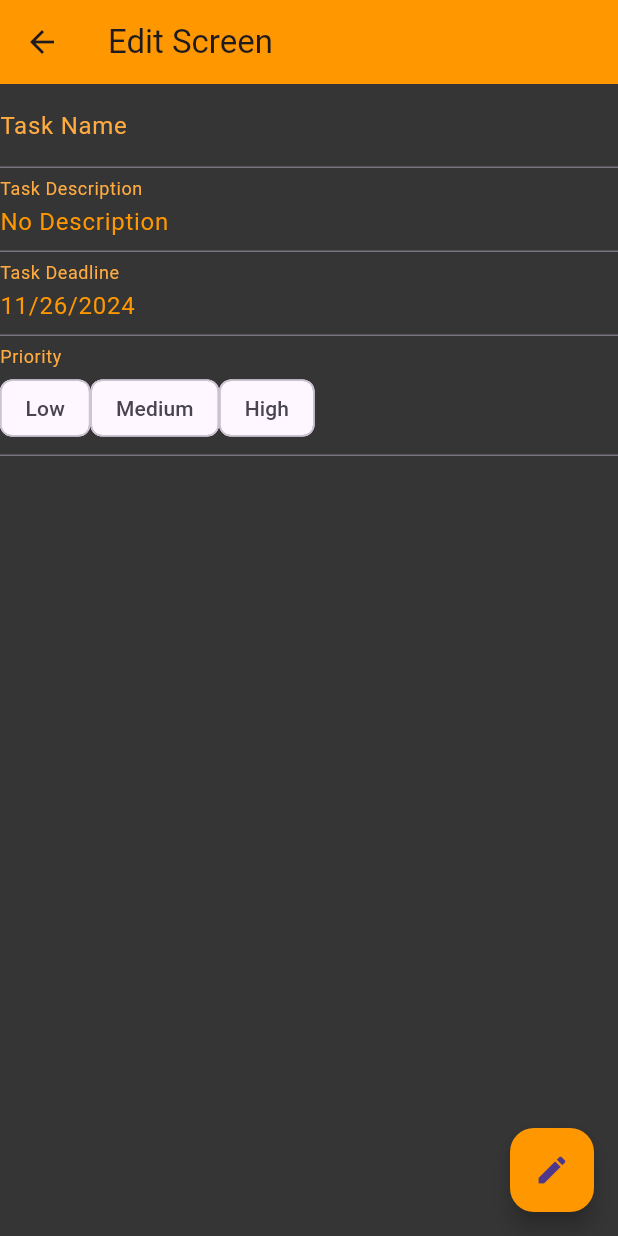
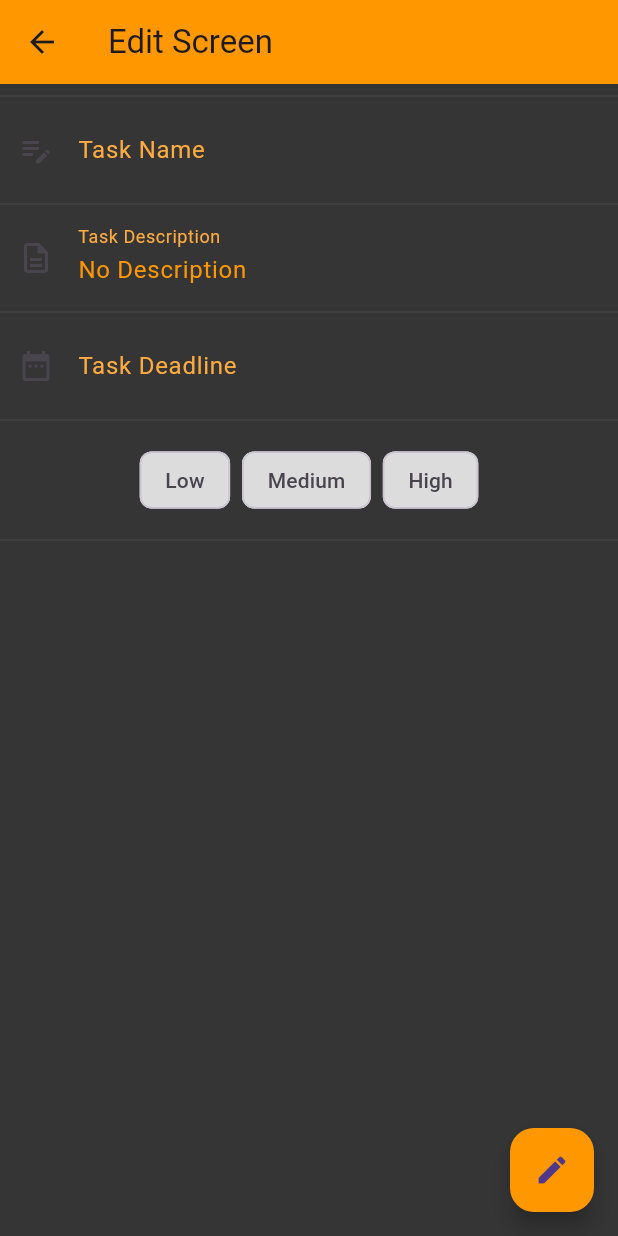
Before and after one commit to dom1k11/to-do-app-hive, a Flutter app: the EditTaskScreen screen opened directly with empty values, on a phone screen of 412 x 824 dp. Run offline on Flutter 3.47's test engine with Material 3 defaults, Android fonts, the phone set to English and light mode, and no system bars; our stand-ins replace flutter_form_builder, flutter_slidable, flutter_staggered_animations, hive, hive_flutter, page_transition and 1 more; accounts and stored records are empty.

Commit message:
edit screen UI fix

```diff
--- a/lib/contollers/form_controllers.dart
+++ b/lib/contollers/form_controllers.dart
@@ -4,3 +4,11 @@ TextEditingController taskNameController = TextEditingController();
 TextEditingController taskDescriptionController = TextEditingController();
 TextEditingController taskDeadlineController = TextEditingController();
 TextEditingController taskPriorityController = TextEditingController();
+
+
+Future<void> clearControllers() async {
+  taskNameController.clear();
+  taskDescriptionController.clear();
+  taskDeadlineController.clear();
+  taskPriorityController.clear();
+}
--- a/lib/screens/edit_task_screen.dart
+++ b/lib/screens/edit_task_screen.dart
@@ -2,35 +2,35 @@ import 'package:flutter/material.dart';
 import 'package:flutter_form_builder/flutter_form_builder.dart';
 import 'package:intl/intl.dart';
 import 'package:to_do_app_hive/contollers/form_controllers.dart';
+import 'package:to_do_app_hive/screens/new_task_screen/forms/date.dart';
+import 'package:to_do_app_hive/screens/new_task_screen/forms/description.dart';
+import 'package:to_do_app_hive/screens/new_task_screen/forms/name.dart';
+import 'package:to_do_app_hive/screens/new_task_screen/forms/priority_form.dart';
 import '../models/task_model.dart';
+
 class EditTaskScreen extends StatefulWidget {
   const EditTaskScreen({super.key, required this.task});
+
   final Task task;
 
   @override
   State<EditTaskScreen> createState() => _EditTaskScreenState();
-
 }
 
 class _EditTaskScreenState extends State<EditTaskScreen> {
   @override
   void initState() {
     super.initState();
-     taskNameController = TextEditingController(text: widget.task.taskName);
-     taskDescriptionController = TextEditingController(text: widget.task.taskDescription);
-     taskDeadlineController = TextEditingController(text: DateFormat("MM/dd/yyyy").format(widget.task.taskDeadline));
-     taskPriorityController = TextEditingController(text: widget.task.taskPriority);
+    taskNameController = TextEditingController(text: widget.task.taskName);
+    taskDescriptionController =
+        TextEditingController(text: widget.task.taskDescription);
+    taskDeadlineController = TextEditingController(
+        text: DateFormat("MM/dd/yyyy").format(widget.task.taskDeadline));
+    taskPriorityController =
+        TextEditingController(text: widget.task.taskPriority);
   }
 
   @override
-  // void dispose() {
-  //   taskNameController.dispose();
-  //   taskDescriptionController.dispose();
-  //   taskDeadlineController.dispose();
-  //   taskPriorityController.dispose();
-  //   super.dispose();
-  // }
-
   @override
   Widget build(BuildContext context) {
     return Scaffold(
@@ -39,56 +39,33 @@ class _EditTaskScreenState extends State<EditTaskScreen> {
       ),
       body: Column(
         children: [
-          FormBuilderTextField(
-            controller: taskNameController,
-            name: 'Task Name',
-            decoration: const InputDecoration(
-              label: Text("Task Name"),
-            ),
+          Divider(
+            color: Colors.grey.shade800,
           ),
-          FormBuilderTextField(
-            controller: taskDescriptionController,
-            name: 'Task Description',
-            decoration: const InputDecoration(
-              label: Text("Task Description"),
-            ),
+          TaskNameForm(),
+          Divider(
+            color: Colors.grey.shade800,
           ),
-          FormBuilderDateTimePicker(
-            controller: taskDeadlineController,
-            name: 'taskDeadline',
-            firstDate: DateTime.now(),
-            lastDate: DateTime.now().add(const Duration(days: 365)),
-            initialDate: DateTime.now(),
-            inputType: InputType.date,
-            decoration: const InputDecoration(
-              label: Text("Task Deadline"),
-            ),
-            initialValue: widget.task.taskDeadline,
+          TaskDescriptionForm(),
+          Divider(
+            color: Colors.grey.shade800,
           ),
-          FormBuilderChoiceChip(
-            name: 'priority',
-            decoration: const InputDecoration(labelText: 'Priority'),
-            options: const [
-              FormBuilderChipOption(value: 'Low', child: Text('Low')),
-              FormBuilderChipOption(value: 'Medium', child: Text('Medium')),
-              FormBuilderChipOption(value: 'High', child: Text('High')),
-            ],
-            onChanged: (value) {
-              taskPriorityController.text = value.toString();
-              print("Selected priority: $taskPriorityController");
-            },
-            initialValue: widget.task.taskPriority,
+          TaskDateForm(),
+          Divider(
+            color: Colors.grey.shade800,
+          ),
+          PriorityForm(),
+          Divider(
+            color: Colors.grey.shade800,
           ),
         ],
       ),
       floatingActionButton: FloatingActionButton(
         onPressed: () {
-
-           // editTask(index); // Вызов метода редактирования с передачей индекса
+          // editTask(index); // Вызов метода редактирования с передачей индекса
 
           Navigator.pop(context);
         },
-
         child: const Icon(Icons.edit),
       ),
     );
--- a/lib/screens/new_task_screen/new_task_screen.dart
+++ b/lib/screens/new_task_screen/new_task_screen.dart
@@ -6,7 +6,7 @@ import 'package:to_do_app_hive/screens/new_task_screen/forms/priority_form.dart'
 import 'package:to_do_app_hive/screens/new_task_screen/forms/date.dart';
 import 'package:to_do_app_hive/screens/new_task_screen/forms/description.dart';
 import 'package:to_do_app_hive/screens/new_task_screen/forms/name.dart';
-import 'package:to_do_app_hive/task_service.dart';
+import 'package:to_do_app_hive/hive/task_service.dart';
 import 'package:to_do_app_hive/widgets/snackbar.dart';
 
 class NewTaskScreen extends StatefulWidget {
@@ -18,6 +18,12 @@ class NewTaskScreen extends StatefulWidget {
 
 class _NewTaskScreenState extends State<NewTaskScreen> {
   final _formKey = GlobalKey<FormState>();
+
+  @override
+  void initState() {
+    super.initState();
+    clearControllers();
+  }
 
   @override
   Widget build(BuildContext context) {
--- a/lib/screens/tasks_screen/task_tile.dart
+++ b/lib/screens/tasks_screen/task_tile.dart
@@ -4,7 +4,7 @@ import 'package:flutter/material.dart';
 import 'package:flutter_slidable/flutter_slidable.dart';
 import 'package:intl/intl.dart';
 import 'package:to_do_app_hive/models/task_model.dart';
-import 'package:to_do_app_hive/task_service.dart';
+import 'package:to_do_app_hive/hive/task_service.dart';
 import 'package:to_do_app_hive/widgets/snackbar.dart';
 
 class TaskTile extends StatefulWidget {
@@ -110,11 +110,9 @@ class _TaskTileState extends State<TaskTile> {
               Navigator.pushNamed(
                 context,
                 '/edit_screen',
-                arguments: {
-                  'task': widget.task,
-                  'index': widget.index
-                }, // Передаем задачу и индекс
+                arguments: widget.task, // Передаётся сразу Task
               );
+
             },
           ),
         ),
--- a/lib/utils/routes/routes.dart
+++ b/lib/utils/routes/routes.dart
@@ -33,6 +33,7 @@ class AppRoutes {
           reverseDuration: const Duration(milliseconds: 500),
           opaque: true,
         );
+
       case doneTasksScreen:
         return PageTransition(
           child: const DoneTasksScreen(),
```
Also changed, not shown: lib/hive/task_service.dart (renamed from lib/task_service.dart).
